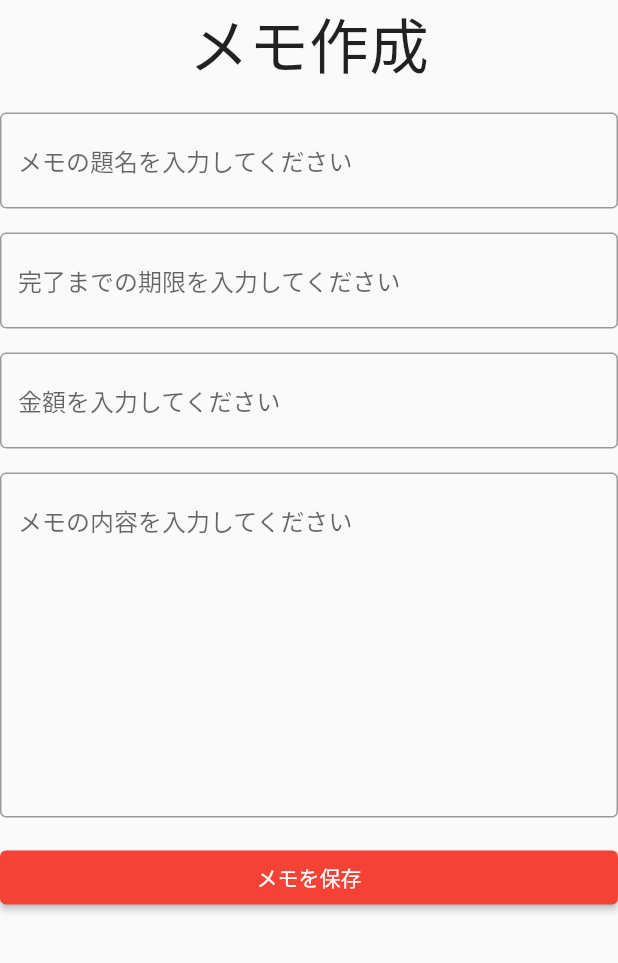
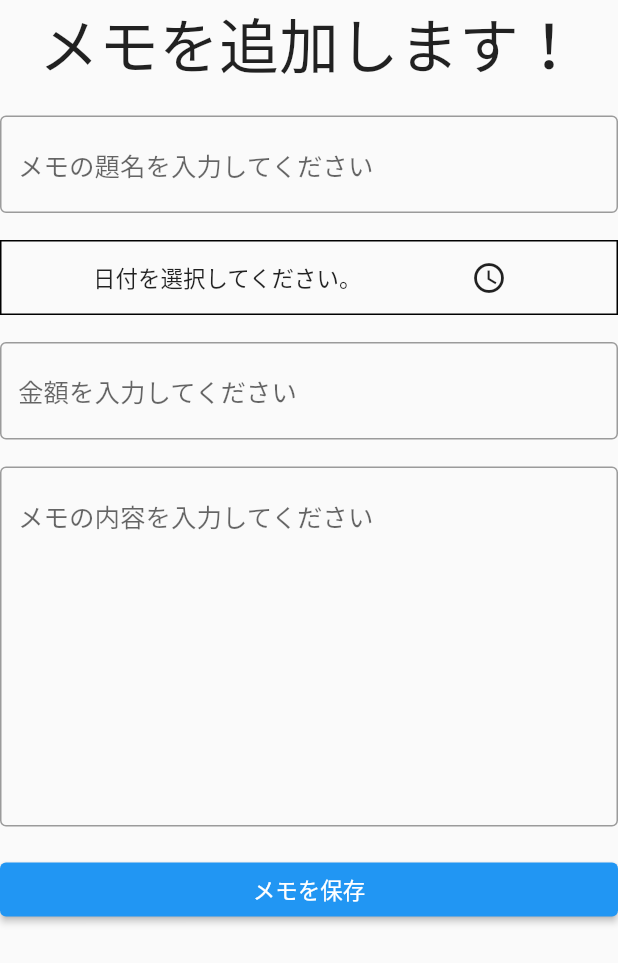
Before and after one commit to T-REXBIBIO/Mr.Do, a Flutter app: the screen it shows after launch, after a tap on the "add" icon, on a phone screen of 412 x 824 dp. Shown: the top 963 px of the screen. Run offline on Flutter 3.47's test engine with Material 2 defaults, Android fonts, the phone set to English and light mode, and no system bars; our stand-ins replace cloud_firestore, firebase_core; missing offline and left inert: dart:ffi; accounts and stored records are empty.

Commit message:
選択した日付を表示する機能追加

```diff
--- a/lib/JapaneseCupertinoLocalizations.dart
+++ b/lib/JapaneseCupertinoLocalizations.dart
@@ -0,0 +1,186 @@
+import 'dart:async';
+import 'package:flutter/cupertino.dart';
+import 'package:flutter/foundation.dart';
+import 'package:flutter/widgets.dart';
+
+class _CupertinoLocalizationDelegate extends LocalizationsDelegate<CupertinoLocalizations> {
+  const _CupertinoLocalizationDelegate();
+
+  @override
+  bool isSupported(Locale locale) => locale.languageCode == 'ja';
+
+  @override
+  Future<CupertinoLocalizations> load(Locale locale)=> JapaneseCupertinoLocalizations.load(locale);
+
+  @override
+  bool shouldReload( _CupertinoLocalizationDelegate old) => false;
+
+  @override
+  String toString() => 'DefaultCupertinoLocalizations.delegate(ja_JP)';
+}
+
+class JapaneseCupertinoLocalizations implements CupertinoLocalizations{
+
+  const JapaneseCupertinoLocalizations();
+
+  static const List<String> _shortWeekdays = <String>[
+    '(月)',
+    '(火)',
+    '(水)',
+    '(木)',
+    '(金)',
+    '(土)',
+    '(日)',
+  ];
+
+  static const List<String> _shortMonths = <String> [
+    '1月',
+    '2月',
+    '3月',
+    '4月',
+    '5月',
+    '6月',
+    '7月',
+    '8月',
+    '9月',
+    '10月',
+    '11月',
+    '12月',
+  ];
+
+  static const List<String> _months = <String>[
+    '1月',
+    '2月',
+    '3月',
+    '4月',
+    '5月',
+    '6月',
+    '7月',
+    '8月',
+    '9月',
+    '10月',
+    '11月',
+    '12月',
+  ];
+
+  @override
+  String datePickerYear(int yearIndex) => yearIndex.toString();
+
+  @override
+  String datePickerMonth(int monthIndex) => _months[monthIndex -1];
+
+  @override
+  String datePickerDayOfMonth(int dayIndex) => dayIndex.toString();
+
+  @override
+  String datePickerHour(int hour) => hour.toString();
+
+  @override
+  String datePickerHourSemanticsLabel( int hour) => hour.toString() + "時";
+
+  @override
+  String datePickerMinute(int minute) => minute.toString().padLeft(2, '0');
+
+  @override
+  String datePickerMinuteSemanticsLabel( int minute) {
+    if(minute == 1)
+      return '1 分';
+    return minute.toString() + '分';
+  }
+
+  @override
+  String datePickerMediumDate(DateTime date) {
+    return
+      '${_shortMonths[date.month - DateTime.january]} '
+          '${date.day.toString().padRight(2)+ '日'}'
+          '${_shortWeekdays[date.weekday - DateTime.monday] } ';
+  }
+
+  @override
+  DatePickerDateOrder get datePickerDateOrder => DatePickerDateOrder.mdy;
+
+  @override
+  DatePickerDateTimeOrder get datePickerDateTimeOrder => DatePickerDateTimeOrder.date_time_dayPeriod;
+
+  @override
+  String get anteMeridiemAbbreviation => '午前';
+
+  @override
+  String get postMeridiemAbbreviation => '午後';
+
+  @override
+  String get alertDialogLabel => 'Info';
+
+  @override
+  String timerPickerHour(int hour ) => hour.toString();
+
+  @override
+  String timerPickerMinute(int minute) => minute.toString();
+
+  @override
+  String timerPickerSecond(int second) => second.toString();
+
+  @override
+  String timerPickerHourLabel(int hour)  => hour == 1 ? '時' : '時'; //参考の書式のまま
+
+  @override
+  String timerPickerMinuteLabel(int minute) => '分';
+
+  @override
+  String timerPickerSecondLabel(int second) => '秒';
+
+  @override
+  String get cutButtonLabel => 'カット';
+
+  @override
+  String get copyButtonLabel => 'コピー';
+
+  @override
+  String get pasteButtonLabel => 'ペースト';
+
+  @override
+  String get selectAllButtonLabel => '選択';
+
+  @override
+  String get todayLabel => '今日';  //参考サイトにはなかったが、参照しないとエラーが出るので独自で追加
+  /// Creates an object that provides US English resource values for the
+  /// cupertino library widgets.
+  ///
+  /// The [locale] parameter is ignored.
+  ///
+  /// This method is typically used to create a [LocalizationsDelegate].
+  ///
+  static Future<CupertinoLocalizations> load(Locale locale) {
+    return SynchronousFuture<CupertinoLocalizations>(const JapaneseCupertinoLocalizations());
+  }
+
+  /// A [LocalizationsDelegate] that uses [DefaultCupertinoLocalizations.load]
+  /// to create an instance of this class.
+  static const LocalizationsDelegate<CupertinoLocalizations> delegate = _CupertinoLocalizationDelegate();
+
+  @override
+  // TODO: implement modalBarrierDismissLabel
+  String get modalBarrierDismissLabel => throw UnimplementedError();
+
+  @override
+  // TODO: implement searchTextFieldPlaceholderLabel
+  String get searchTextFieldPlaceholderLabel => throw UnimplementedError();
+
+  @override
+  String tabSemanticsLabel({required int tabIndex, required int tabCount}) {
+    // TODO: implement tabSemanticsLabel
+    throw UnimplementedError();
+  }
+
+  @override
+  // TODO: implement timerPickerHourLabels
+  List<String> get timerPickerHourLabels => throw UnimplementedError();
+
+  @override
+  // TODO: implement timerPickerMinuteLabels
+  List<String> get timerPickerMinuteLabels => throw UnimplementedError();
+
+  @override
+  // TODO: implement timerPickerSecondLabels
+  List<String> get timerPickerSecondLabels => throw UnimplementedError();
+}
--- a/lib/contents.dart
+++ b/lib/contents.dart
@@ -1,4 +1,5 @@
 import 'package:flutter/material.dart';
+import "package:firebase_core/firebase_core.dart";
 import 'package:todo/change.dart';
 
 
--- a/lib/create.dart
+++ b/lib/create.dart
@@ -1,5 +1,9 @@
+import 'package:cloud_firestore/cloud_firestore.dart';
 import 'package:flutter/material.dart';
+import 'package:flutter/cupertino.dart';
 import 'package:flutter/services.dart';
+import 'package:intl/intl.dart';
+import 'package:flutter_localizations/flutter_localizations.dart';
 import 'package:todo/main.dart';
 
 class createPage extends StatefulWidget {
@@ -12,7 +16,46 @@ class _createPageState extends State<createPage> {
   String title = "";
   String content = "";
   int price = 0;
-  DateTime limit = DateTime.now();
+  DateTime? limit;
+  DateTime date = DateTime.now();
+
+  String get see {
+    if(limit == null){
+      return '日付を選択してください。';
+    }
+    DateFormat outputFormat = DateFormat('yyyy-MM-dd-H:mm');
+    return outputFormat.format(limit!);
+  }
+
+  void _showDatePicker(ctx) {
+    // showCupertinoModalPopup is a built-in function of the cupertino library
+    showCupertinoModalPopup(
+        context: ctx,
+        builder: (_) => Container(
+          height: 500,
+          color: Color.fromARGB(255, 255, 255, 255),
+          child: Column(
+            children: [
+              Container(
+                height: 400,
+                child: CupertinoDatePicker(
+                    initialDateTime: DateTime.now(),
+                    onDateTimeChanged: (val) {
+                      setState(() {
+                        limit = val;
+                      });
+                    }),
+              ),
+
+              // Close the modal
+              CupertinoButton(
+                child: Text('OK'),
+                onPressed: () => Navigator.of(ctx).pop(),
+              )
+            ],
+          ),
+        ));
+  }
 
   @override
   Widget build(BuildContext context) {
@@ -22,7 +65,7 @@ class _createPageState extends State<createPage> {
           Container(
             child: Container(
               alignment: Alignment.center,
-              child: Text("メモ作成", style: TextStyle(fontSize: 40),),
+              child: Text("メモを追加します！", style: TextStyle(fontSize: 40),),
             ),
           ),
           Container(
@@ -36,27 +79,33 @@ class _createPageState extends State<createPage> {
               hintText: 'メモの題名を入力してください',
             ),
             maxLines: null,
-          onChanged: (Title){
+            onChanged: (Title) {
               title = Title;
-          setState(() {});
             },
           ),
           Container(
-          child: Text(
-          ""
-          )
+              child: Text(""),
           ),
           //ここはDateTimePickerで作る
-        TextField(
-        decoration: InputDecoration(
-        border: OutlineInputBorder(),
-        hintText: '完了までの期限を入力してください',
+          Container(
+            child: Row(
+              mainAxisAlignment: MainAxisAlignment.spaceEvenly,
+              children: [
+                Text(see),
+                IconButton(
+                    icon: Icon(Icons.schedule),
+                  onPressed: () => _showDatePicker(context),
                 ),
-        maxLines: null,
-            onChanged: (Limit){
-              limit = Limit as DateTime;
-              setState(() {});
-            }
+
+              ],
+            ),
+            alignment: Alignment.center,
+            decoration: BoxDecoration(
+              border: Border.all(
+                color: Colors.black,
+                width: 1,
+              ),
+            ),
           ),
           Container(
               child: Text(
@@ -71,9 +120,8 @@ class _createPageState extends State<createPage> {
                 hintText: '金額を入力してください',
               ),
               maxLines: null,
-                  onChanged: (Price){
+              onChanged: (Price) {
                 price = int.parse(Price);
-                    setState(() {});
               }
           ),
           Container(
@@ -87,9 +135,8 @@ class _createPageState extends State<createPage> {
                 hintText: 'メモの内容を入力してください',
               ),
               maxLines: 10,
-                onChanged: (Content){
+              onChanged: (Content) {
                 content = Content;
-                  setState(() {});
               }
           ),
           Container(
@@ -100,12 +147,15 @@ class _createPageState extends State<createPage> {
           Container(
               child: ElevatedButton(
                 onPressed: () {
-                    Navigator.of(context).pop(Memo(
-                      title: title,
-                      content: content,
-                      price: price,
-                      limit: limit
-                    ));
+                  FirebaseFirestore.instance.collection("Todo").add({
+                    "title": title,
+                    "content": content,
+                    "price": price,
+                    "limit": limit,
+                    "date": date,
+                  },
+                  );
+                  Navigator.of(context).pop();
                 },
                 child: Text("メモを保存"),
               )
--- a/lib/main.dart
+++ b/lib/main.dart
@@ -1,14 +1,23 @@
 import 'dart:ffi';
-
+import 'JapaneseCupertinoLocalizations.dart' as jcl;
+import 'package:flutter/cupertino.dart';
+import 'package:flutter_localizations/flutter_localizations.dart';
 import 'package:flutter/material.dart';
 import 'package:todo/contents.dart';
 import 'package:todo/change.dart';
 import 'package:todo/create.dart';
 import "package:firebase_core/firebase_core.dart";
 import 'package:cloud_firestore/cloud_firestore.dart';
+import 'package:intl/intl.dart';
 
-void main() {
-  // 最初に表示するWidget
+void main() async {
+  // runAppを呼ぶ前に色々処理を行いたい時は初めにこれを書く必要がある。
+  WidgetsFlutterBinding.ensureInitialized();
+
+  // Firebase の初期化。await をつけることで終わるまで待てる。
+  await Firebase.initializeApp();
+
+  // runApp のなかにかかれたWidgetがrootになります。
   runApp(MyApp());
 }
 
@@ -20,10 +29,23 @@ class MyApp extends StatelessWidget {
       title: 'Doする君/Mr.Do',
       theme: ThemeData(
         // テーマカラー
-        primarySwatch: Colors.red,
+        primarySwatch: Colors.blue,
       ),
       // リスト一覧画面を表示
       home: TodoListPage(),
+      localizationsDelegates: [
+        GlobalMaterialLocalizations.delegate,
+        GlobalWidgetsLocalizations.delegate,
+        DefaultCupertinoLocalizations.delegate,
+        jcl.JapaneseCupertinoLocalizations.delegate,
+      ],
+
+      supportedLocales: [
+
+        const Locale('en', 'US'),
+        const Locale('ja', 'JP'),
+      ],
+      locale:  Locale('ja', 'JP'),
     );
   }
 }
@@ -38,14 +60,30 @@ class TodoListPage extends StatefulWidget {
 
 class _TodoListPageState extends State<TodoListPage> {
 
-  List<Memo> MemoList =[
-    Memo(
-        title: "メモのタイトル",
-        content: "メモの内容",
-        price: 0,
-        limit: DateTime.now(),
-    )
-  ];
+  List<Memo> MemoList =[];
+
+  Future<void> fetchTodoList() async {
+    // Todo というコレクションに保存されているドキュメントをすべて取得する
+    final snapshot = await FirebaseFirestore.instance.collection('Todo').get();
+    MemoList = snapshot.docs.map((doc) {
+      final data = doc.data();
+      final memo = Memo(
+        title: data["title"],
+        content: data["content"],
+        price: data["price"],
+        limit: (data["limit"] as Timestamp).toDate(),
+        date: (data["date"] as Timestamp).toDate(),
+        reference: doc.reference);
+      return memo;
+    }).toList();
+    setState(() {});// 画面を更新
+  }
+
+  @override
+  void initState() {
+    super.initState();
+    fetchTodoList();
+  }
 
   @override
   Widget build(BuildContext context) {
@@ -61,6 +99,13 @@ class _TodoListPageState extends State<TodoListPage> {
             title: Text(MemoList[index].title),
             subtitle: Text(MemoList[index].content),
             trailing: Icon(Icons.delete),
+            onTap: () {
+              //削除処理
+              MemoList.removeAt(index);
+              //データベース（Firebeseの方）も消す処理
+              MemoList[index].reference?.delete();
+              setState(() {});
+            },
           ),
         );
       },
@@ -76,9 +121,8 @@ class _TodoListPageState extends State<TodoListPage> {
               builder: (context) => createPage(),
             ),
           );
-          setState(() {
-            MemoList.add(Memo);
-          });
+          await fetchTodoList();
+          setState(() {});
         },
       ),
     );
@@ -91,9 +135,13 @@ class Memo {
   required this.content,
   required this.price,
   required this.limit,
+    required this.date,
+    required this.reference,
   });
   String title;
   String content;
   int price;
   DateTime limit;
+  DateTime date;
+  DocumentReference<Map<String, dynamic>>? reference;
 }
--- a/pubspec.yaml
+++ b/pubspec.yaml
@@ -30,11 +30,13 @@ dependencies:
   flutter:
     sdk: flutter
 
+  flutter_localizations:
+    sdk: flutter
+  flutter_cupertino_localizations: ^1.0.1
 
   # The following adds the Cupertino Icons font to your application.
   # Use with the CupertinoIcons class for iOS style icons.
   cupertino_icons: ^1.0.2
-
   firebase_core: ^1.7.0
   firebase_auth: ^3.1.3
   cloud_firestore: ^2.5.3
```
Also changed, not shown: pubspec.lock. Lines whose indentation alone changed are shown as unchanged.
